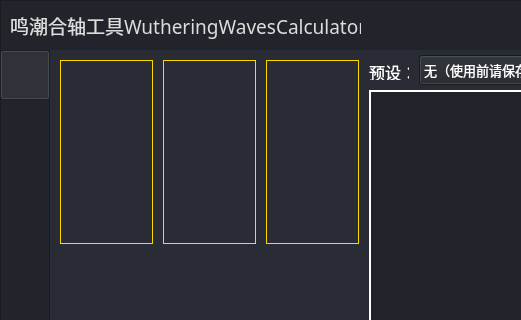
Old version of the form WWC.ui in the repository Namasday/WutheringWavesCalculator; both pictures show x 0 to 521 and y 0 to 320 of the 1280 by 720 pixel window.
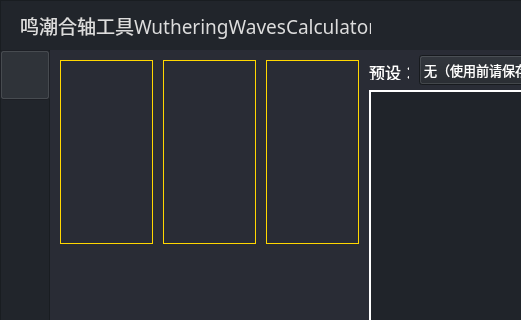
New version of the form. Icons and pictures are not drawn.

Commit message: 实现窗口拖动

What changed in the file:
```diff
--- a/WWC.ui
+++ b/WWC.ui
@@ -35,6 +35,9 @@
    <string notr="true">background-color: transparent;</string>
   </property>
   <widget class="QFrame" name="frame">
+   <property name="enabled">
+    <bool>true</bool>
+   </property>
    <property name="geometry">
     <rect>
      <x>0</x>
@@ -59,7 +62,7 @@
     </property>
     <property name="geometry">
      <rect>
-      <x>10</x>
+      <x>20</x>
       <y>10</y>
       <width>351</width>
       <height>30</height>
```
Left out of the diff: 12 changed lines with no effect on the pictures. The commit also changes 4 other files.
